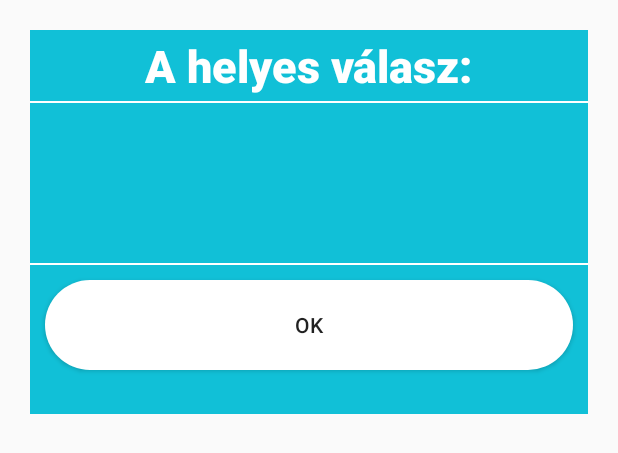
After one commit to JamborAnna/LearnInIT, an Android app: the layout valasz_alert.xml on its own in the app's theme, with its tools: preview values and no code run, on a phone screen of 412 x 824 dp. The commit adds this screen. Shown: the top 453 px of the screen. Run offline under Robolectric (Android 15) with nearby library versions, the phone set to English and light mode, and no system bars.

Commit message:
Alert rossz válasz esetén

```diff
--- a/app/src/main/java/com/example/learninit/TanulasmenuActivity.java
+++ b/app/src/main/java/com/example/learninit/TanulasmenuActivity.java
@@ -133,7 +133,6 @@ public class TanulasmenuActivity extends AppCompatActivity {
                     String text =  formatedDate+ "\r\n";
                     BufferedWriter bufferedWriter=new BufferedWriter(new FileWriter(file,true),1024);
                     bufferedWriter.write(String.valueOf(text));
-                    Toast.makeText(TanulasmenuActivity.this, "Kiírtatás sikeres volt!", Toast.LENGTH_SHORT).show();
                     bufferedWriter.close();
                 }catch (IOException e){
                     tanulasKezdete();
@@ -150,13 +149,13 @@ public class TanulasmenuActivity extends AppCompatActivity {
                 if (TanultDatum.equals(jelenlegiDatum)){
 
                     tanulhat=true;
-                    Toast.makeText(TanulasmenuActivity.this, "beleptem a truba", Toast.LENGTH_LONG).show();
+                   // Toast.makeText(TanulasmenuActivity.this, "beleptem a truba", Toast.LENGTH_LONG).show();
                     tanulasDatuma.get(Calendar.DAY_OF_YEAR+1);
 
                 }
                 else {
                     tanulhat=true;
-                    Toast.makeText(TanulasmenuActivity.this, "beleptem a falséba", Toast.LENGTH_LONG).show();
+                   // Toast.makeText(TanulasmenuActivity.this, "beleptem a falséba", Toast.LENGTH_LONG).show();
                 }
 
 
--- a/app/src/main/res/layout/activity_tanulas3.xml
+++ b/app/src/main/res/layout/activity_tanulas3.xml
@@ -65,6 +65,7 @@
             android:id="@+id/imageBut2"
             android:scaleType="fitCenter"
 
+
             >
         </ImageButton>
         <com.airbnb.lottie.LottieAnimationView
--- /dev/null
+++ b/app/src/main/res/layout/valasz_alert.xml
@@ -0,0 +1,70 @@
+<?xml version="1.0" encoding="utf-8"?>
+<LinearLayout xmlns:android="http://schemas.android.com/apk/res/android"
+    android:orientation="vertical"
+    android:layout_width="match_parent"
+    android:layout_height="wrap_content"
+    android:background="@color/colorPrimaryDark"
+    android:layout_margin="20sp"
+    >
+
+
+    <TextView
+        android:layout_width="match_parent"
+        android:layout_height="wrap_content"
+        android:id="@+id/KilepesView"
+        android:text="A helyes válasz:"
+        android:textSize="30sp"
+        android:textAlignment="center"
+        android:fontFamily="sans-serif-black"
+        android:textColor="@color/colorAccent"
+        android:layout_margin="3sp"
+
+        >
+
+    </TextView>
+    <View
+        android:layout_width="match_parent"
+        android:layout_height="1dp"
+        android:background="@color/colorAccent"
+        >
+
+    </View>
+    <TextView
+        android:layout_width="match_parent"
+        android:layout_height="100sp"
+        android:textAlignment="center"
+        android:text=""
+        android:textSize="25sp"
+        android:fontFamily="sans-serif-black"
+        android:textColor="@color/colorAccent"
+        android:layout_margin="3sp"
+        android:id="@+id/valasz"
+        >
+    </TextView>
+    <View
+        android:layout_width="match_parent"
+        android:layout_height="1dp"
+        android:background="@color/colorAccent"
+        >
+
+    </View>
+
+        <Button
+            android:id="@+id/okBut"
+            android:layout_weight="1"
+            android:layout_width="match_parent"
+            android:layout_height="wrap_content"
+            android:text="Ok"
+            android:background="@drawable/button_shape"
+            android:layout_margin="10sp"
+            >
+        </Button>
+
+    <Chronometer
+        android:layout_width="wrap_content"
+        android:layout_height="wrap_content"
+        android:visibility="invisible"
+        android:id="@+id/chronometer"
+    >
+    </Chronometer>
+</LinearLayout>
```
Also changed, not shown: app/src/main/java/com/example/learninit/Tanulas1Activity.java (+22 -36 lines), app/src/main/java/com/example/learninit/Tanulas2Activity.java (+25 -2 lines), app/src/main/java/com/example/learninit/Tanulas3Activity.java (+23 -5 lines), app/src/main/java/com/example/learninit/TanuloSzotarActivity.java (+2 -13 lines).
